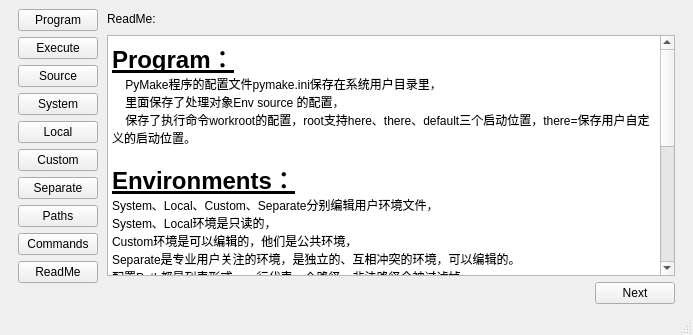
Old version of the form tools/pyedit/mainwindow.ui in the repository AbelTian/PyMake.
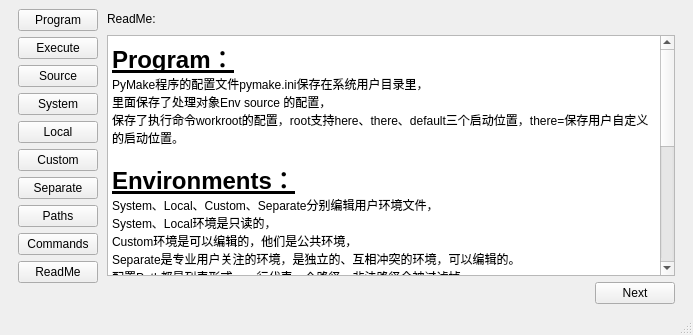
New version of the form. The open tabs and pages were chosen to show the change.

Commit message: 更新pyedit.py，添加几个按键功能。

The edit to the form file:
```diff
--- a/tools/pyedit/mainwindow.ui
+++ b/tools/pyedit/mainwindow.ui
@@ -1296,9 +1296,9 @@
 p, li { white-space: pre-wrap; }
 &lt;/style&gt;&lt;/head&gt;&lt;body style=&quot; font-family:'SimSun'; font-size:9pt; font-weight:400; font-style:normal;&quot;&gt;
 &lt;p style=&quot; margin-top:0px; margin-bottom:0px; margin-left:0px; margin-right:0px; -qt-block-indent:0; text-indent:0px;&quot;&gt;&lt;span style=&quot; font-size:18pt; font-weight:600; text-decoration: underline;&quot;&gt;Program：&lt;/span&gt;&lt;/p&gt;
-&lt;p style=&quot; margin-top:0px; margin-bottom:0px; margin-left:0px; margin-right:0px; -qt-block-indent:0; text-indent:0px;&quot;&gt;    PyMake程序的配置文件pymake.ini保存在系统用户目录里，&lt;/p&gt;
-&lt;p style=&quot; margin-top:0px; margin-bottom:0px; margin-left:0px; margin-right:0px; -qt-block-indent:0; text-indent:0px;&quot;&gt;    里面保存了处理对象Env source 的配置，&lt;/p&gt;
-&lt;p style=&quot; margin-top:0px; margin-bottom:0px; margin-left:0px; margin-right:0px; -qt-block-indent:0; text-indent:0px;&quot;&gt;    保存了执行命令workroot的配置，root支持here、there、default三个启动位置，there=保存用户自定义的启动位置。&lt;/p&gt;
+&lt;p style=&quot; margin-top:0px; margin-bottom:0px; margin-left:0px; margin-right:0px; -qt-block-indent:0; text-indent:0px;&quot;&gt;PyMake程序的配置文件pymake.ini保存在系统用户目录里，&lt;/p&gt;
+&lt;p style=&quot; margin-top:0px; margin-bottom:0px; margin-left:0px; margin-right:0px; -qt-block-indent:0; text-indent:0px;&quot;&gt;里面保存了处理对象Env source 的配置，&lt;/p&gt;
+&lt;p style=&quot; margin-top:0px; margin-bottom:0px; margin-left:0px; margin-right:0px; -qt-block-indent:0; text-indent:0px;&quot;&gt;保存了执行命令workroot的配置，root支持here、there、default三个启动位置，there=保存用户自定义的启动位置。&lt;/p&gt;
 &lt;p style=&quot;-qt-paragraph-type:empty; margin-top:0px; margin-bottom:0px; margin-left:0px; margin-right:0px; -qt-block-indent:0; text-indent:0px;&quot;&gt;&lt;br /&gt;&lt;/p&gt;
 &lt;p style=&quot; margin-top:0px; margin-bottom:0px; margin-left:0px; margin-right:0px; -qt-block-indent:0; text-indent:0px;&quot;&gt;&lt;span style=&quot; font-size:18pt; font-weight:600; text-decoration: underline;&quot;&gt;Environments：&lt;/span&gt;&lt;/p&gt;
 &lt;p style=&quot; margin-top:0px; margin-bottom:0px; margin-left:0px; margin-right:0px; -qt-block-indent:0; text-indent:0px;&quot;&gt;System、Local、Custom、Separate分别编辑用户环境文件，&lt;/p&gt;
```
Left out of the diff: 2 changed lines with no effect on the pictures. The commit also changes 1 other file.
